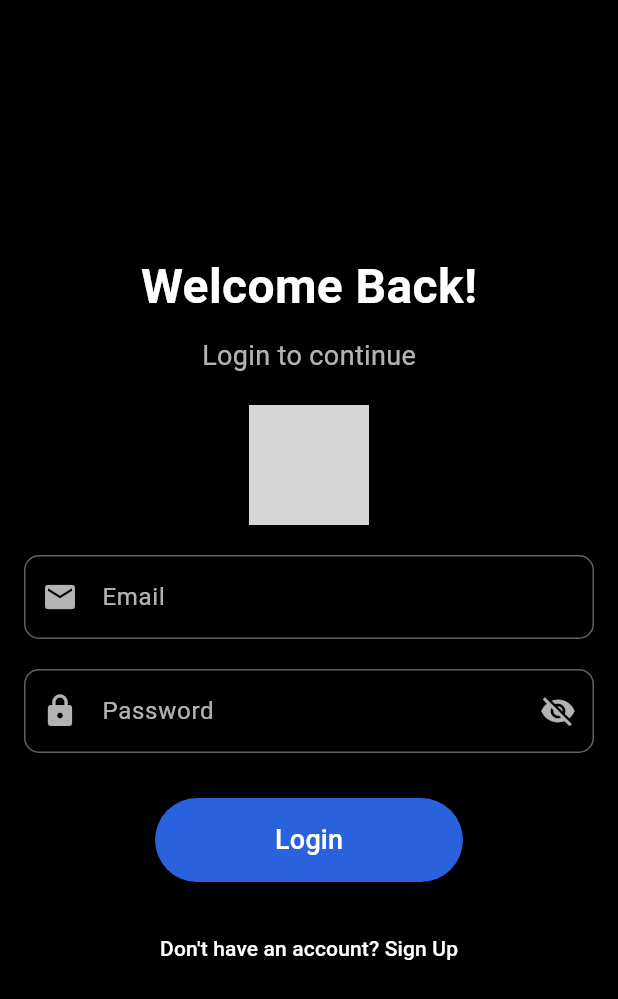
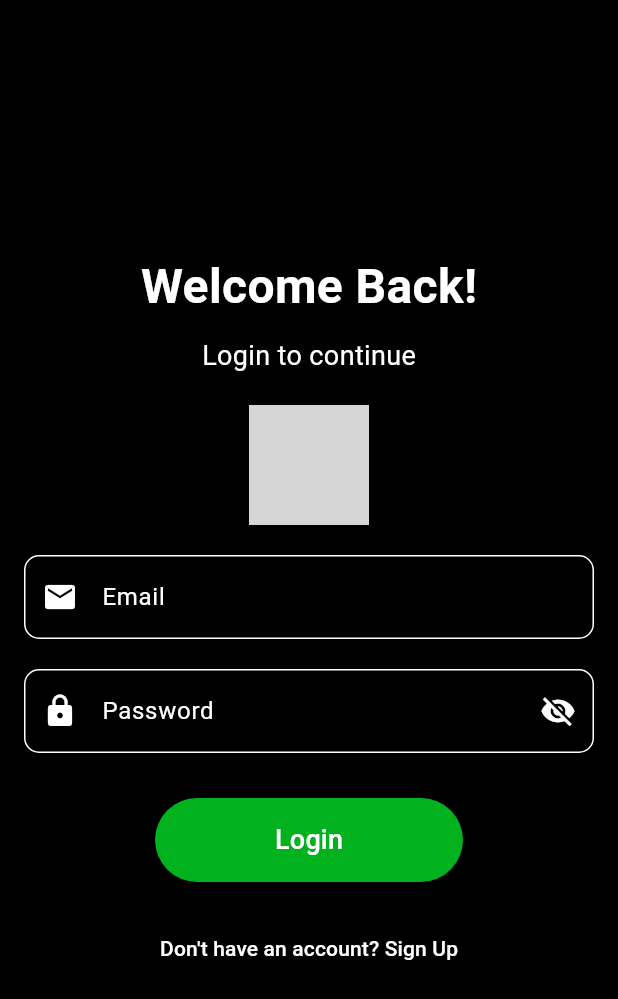
Before and after one commit to azzam380/E_Commerce_App, a Flutter app: the screen it shows after launch, on a phone screen of 412 x 824 dp. Shown: the top 999 px of the screen. Run offline on Flutter 3.47's test engine with Material 3 defaults, Android fonts, the phone set to English and light mode, and no system bars; our stand-ins replace badges, curved_navigation_bar, flutter_animate, flutter_rating_bar; grey boxes are pictures that could not be loaded.

Commit message:
second commit

```diff
--- a/lib/pages/home_page.dart
+++ b/lib/pages/home_page.dart
@@ -8,7 +8,7 @@ import 'cart_provider.dart';
 import 'detail_page.dart';
 
 // UPDATE: Mendefinisikan tema warna agar konsisten
-const Color primaryColor = Color(0xFF01B11E); // Hijau
+const Color primaryColor = Color(0xFF01B11E);
 const Color secondaryColor = Colors.black;
 const Color accentColor = Color(0xFF01B11E);
 
--- a/lib/pages/login_page.dart
+++ b/lib/pages/login_page.dart
@@ -15,11 +15,11 @@ class _LoginPageState extends State<LoginPage> {
 
   // Definisikan warna-warna untuk tema gelap agar mudah diubah
   static const Color primaryTextColor = Colors.white;
-  static const Color secondaryTextColor = Colors.white70;
-  static const Color iconColor = Colors.white70;
-  static const Color borderColor = Colors.white38;
+  static const Color secondaryTextColor = Colors.white;
+  static const Color iconColor = Colors.white;
+  static const Color borderColor = Colors.white;
   static const Color focusedBorderColor = Colors.white;
-  static const Color buttonColor = Color.fromARGB(255, 42, 98, 222);
+  static const Color buttonColor = Color(0xFF01B11E);
 
   @override
   Widget build(BuildContext context) {
@@ -36,7 +36,6 @@ class _LoginPageState extends State<LoginPage> {
               children: [
                 _buildHeader(),
                 const SizedBox(height: 20),
-                // Logo Anda akan terlihat jelas di atas background hitam
                 Image.asset('assets/images/Logo.jpg', height: 80),
                 const SizedBox(height: 20),
                 _buildEmailField(),
```
Also changed, not shown: assets/images/Logos.jpg (added).
